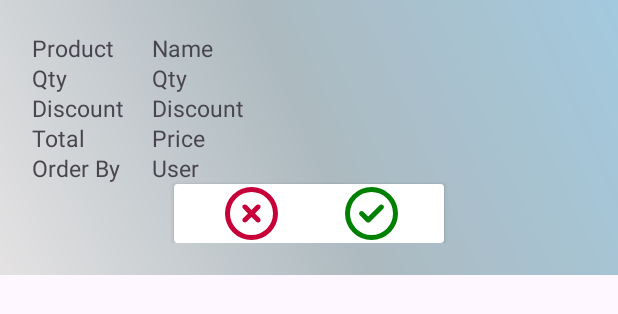
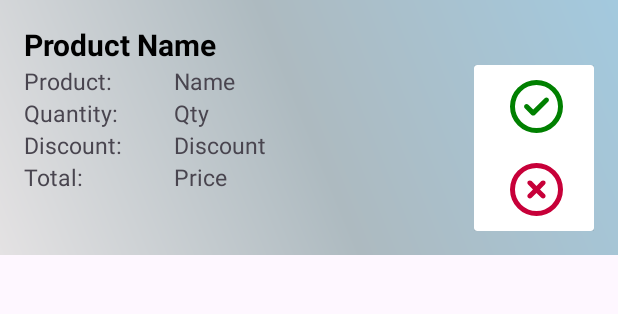
Before and after one commit to Arunalk722/Mobile_Application_Development_CSE5011, an Android app: the layout list_of_orders.xml on its own in the app's theme, with its tools: preview values and no code run, on a phone screen of 412 x 824 dp. Shown: the top 314 px of the screen. Run offline under Robolectric (Android 15) with nearby library versions, the light colour scheme and no system bars.

Commit message:
2/27/2024 19.58

```diff
--- a/app/src/main/res/layout/list_of_orders.xml
+++ b/app/src/main/res/layout/list_of_orders.xml
@@ -1,201 +1,154 @@
 <?xml version="1.0" encoding="utf-8"?>
-<LinearLayout xmlns:android="http://schemas.android.com/apk/res/android"
-    android:layout_width="match_parent"
+<RelativeLayout xmlns:android="http://schemas.android.com/apk/res/android"
+    android:layout_width="wrap_content"
+    android:layout_height="wrap_content"
     android:background="@drawable/bg_color_pm"
-    android:layout_height="wrap_content"
     android:padding="16dp">
+
+    <!-- Customer Name TextView -->
+    <TextView
+        android:id="@+id/lblCustomer"
+        android:layout_width="wrap_content"
+        android:layout_height="wrap_content"
+        android:layout_gravity="center"
+        android:textColor="@color/black"
+        android:text="Product Name"
+        android:textSize="20sp"
+        android:textStyle="bold"/>
+
+    <!-- Left Side Layout -->
     <LinearLayout
+        android:id="@+id/leftSideLayout"
         android:layout_width="match_parent"
         android:layout_height="wrap_content"
-        android:orientation="vertical"
-        android:layout_gravity="center_horizontal"
-        android:layout_marginTop="0dp"
-        android:padding="5dp">
+        android:layout_below="@id/lblCustomer"
+        android:layout_marginEnd="80dp"
+        android:orientation="vertical">
 
-        <RelativeLayout
+        <!-- Product Name -->
+        <LinearLayout
             android:layout_width="match_parent"
-            android:layout_height="wrap_content">
+            android:layout_height="wrap_content"
+            android:orientation="horizontal">
 
             <TextView
-                android:id="@+id/lable1"
-                android:layout_width="wrap_content"
+                android:id="@+id/lblProductName"
+                android:layout_width="100dp"
                 android:layout_height="wrap_content"
-                android:layout_gravity="left"
-                android:text="Product"
+                android:text="Product:"
                 android:textSize="15sp" />
 
             <TextView
                 android:id="@+id/lblPName"
                 android:layout_width="wrap_content"
                 android:layout_height="wrap_content"
-                android:layout_gravity="left"
-                android:layout_marginLeft="80dp"
                 android:text="Name"
                 android:textSize="15sp" />
+        </LinearLayout>
+
+        <!-- Quantity -->
+        <LinearLayout
+            android:layout_width="match_parent"
+            android:layout_height="wrap_content"
+            android:orientation="horizontal">
 
             <TextView
-                android:id="@+id/lable5"
-                android:layout_width="wrap_content"
+                android:id="@+id/lblQuantity"
+                android:layout_width="100dp"
                 android:layout_height="wrap_content"
-                android:layout_alignParentTop="true"
-                android:layout_gravity="left"
-                android:layout_marginTop="20dp"
-                android:text="Qty"
+                android:text="Quantity:"
                 android:textSize="15sp" />
 
             <TextView
                 android:id="@+id/lblQty"
                 android:layout_width="wrap_content"
                 android:layout_height="wrap_content"
-                android:layout_alignParentTop="true"
-                android:layout_gravity="left"
-                android:layout_marginLeft="80dp"
-                android:layout_marginTop="20dp"
                 android:text="Qty"
                 android:textSize="15sp" />
+        </LinearLayout>
+
+        <!-- Discount -->
+        <LinearLayout
+            android:layout_width="match_parent"
+            android:layout_height="wrap_content"
+            android:orientation="horizontal">
+
             <TextView
-                android:id="@+id/lable3"
-                android:layout_width="wrap_content"
+                android:id="@+id/lblDiscountLabel"
+                android:layout_width="100dp"
                 android:layout_height="wrap_content"
-                android:layout_alignParentTop="true"
-                android:layout_gravity="left"
-                android:layout_marginTop="40dp"
-                android:text="Discount"
+                android:text="Discount:"
                 android:textSize="15sp" />
 
             <TextView
                 android:id="@+id/lblDiscount"
                 android:layout_width="wrap_content"
                 android:layout_height="wrap_content"
-                android:layout_alignParentTop="true"
-                android:layout_gravity="left"
-                android:layout_marginLeft="80dp"
-                android:layout_marginTop="40dp"
                 android:text="Discount"
-                android:textSize="15sp" />
+                android:textSize="15sp"/>
+        </LinearLayout>
+
+        <!-- Total -->
+        <LinearLayout
+            android:layout_width="match_parent"
+            android:layout_height="wrap_content"
+            android:orientation="horizontal">
 
             <TextView
-                android:id="@+id/lable2"
-                android:layout_width="wrap_content"
+                android:id="@+id/lblTotalLabel"
+                android:layout_width="100dp"
                 android:layout_height="wrap_content"
-                android:layout_alignParentTop="true"
-                android:layout_gravity="left"
-                android:layout_marginTop="60dp"
-                android:text="Total"
+                android:text="Total:"
                 android:textSize="15sp" />
 
             <TextView
                 android:id="@+id/lblTotal"
                 android:layout_width="wrap_content"
                 android:layout_height="wrap_content"
-                android:layout_alignParentTop="true"
-                android:layout_gravity="left"
-                android:layout_marginLeft="80dp"
-                android:layout_marginTop="60dp"
                 android:text="Price"
                 android:textSize="15sp" />
+        </LinearLayout>
+    </LinearLayout>
 
 
-            <TextView
-                android:id="@+id/lable4"
-                android:layout_width="wrap_content"
-                android:layout_height="wrap_content"
-                android:layout_alignParentTop="true"
-                android:layout_gravity="left"
-                android:layout_marginTop="80dp"
-                android:text="Order By"
-                android:textSize="15sp" />
+    <!-- Right Side Layout with Accept and Reject Buttons -->
+    <LinearLayout
+        android:id="@+id/rightSideLayout"
+        android:layout_width="80dp"
+        android:layout_height="wrap_content"
+        android:layout_alignParentEnd="true"
+        android:layout_below="@id/lblCustomer"
+        android:layout_marginStart="20dp"
+        android:layout_marginEnd="0dp">
 
-            <TextView
-                android:id="@+id/lblCustomer"
-                android:layout_width="wrap_content"
-                android:layout_height="wrap_content"
-                android:layout_alignParentTop="true"
-                android:layout_gravity="left"
-                android:layout_marginLeft="80dp"
-                android:layout_marginTop="80dp"
-                android:text="User"
-                android:textSize="15sp" />
-        </RelativeLayout>
+        <androidx.cardview.widget.CardView
+            android:id="@+id/crdAccept"
+            android:layout_width="match_parent"
+            android:layout_height="wrap_content">
 
-       <androidx.cardview.widget.CardView
-           android:id="@+id/crdAccept"
-           android:layout_gravity="center"
-           android:layout_width="180dp"
-           android:layout_height="39dp">
-          <RelativeLayout
-              android:layout_width="match_parent"
-              android:gravity="center"
-              android:background="@color/transparent"
-              android:layout_height="wrap_content">
-              <Button
-                  android:id="@+id/btnDecline"
-                  android:layout_width="80dp"
-                  android:layout_height="match_parent"
-                  android:background="@color/transparent"
-                  android:drawableLeft="@drawable/circle_xmark" />
-              <Button
-                  android:layout_width="80dp"
-                  android:id="@+id/btnAcceptOrder"
-                  android:layout_toRightOf="@+id/btnDecline"
-                  android:background="@color/transparent"
-                  android:drawableLeft="@drawable/circle_check"
-                  android:layout_height="match_parent"/>
-          </RelativeLayout>
-       </androidx.cardview.widget.CardView>
-
-<!--        <ListView
-            android:layout_width="match_parent"
-            android:layout_height="wrap_content"
-            android:id="@+id/lstProducts"
-            android:layout_below="@+id/lstOrderItem">
-        </ListView>-->
-       <!-- <androidx.cardview.widget.CardView
-            android:id="@+id/cardProduct"
-            android:layout_width="match_parent"
-            android:layout_height="wrap_content"
-            android:layout_margin="20dp">
             <LinearLayout
                 android:layout_width="match_parent"
                 android:layout_height="wrap_content"
-                android:orientation="vertical"
-                android:layout_gravity="center_horizontal"
-                android:layout_marginTop="0dp"
-                android:paddingRight="20dp"
-                android:paddingLeft="20dp">
+                android:orientation="vertical">
 
-                <TextView
-                    android:layout_width="match_parent"
+                <!-- Accept and Reject Buttons -->
+                <Button
+                    android:id="@+id/btnAcceptOrder"
+                    android:layout_width="wrap_content"
                     android:layout_height="wrap_content"
-                    android:textAlignment="center"
-                    android:textStyle="bold"
-                    android:textColor="@color/purple"
-                    android:textSize="20dp"
-                    android:text="Order" />
-                <EditText
-                    android:id="@+id/txtOrderQty"
-                    android:layout_width="match_parent"
-                    android:layout_height="match_parent"
-                    android:layout_gravity="center"
-                    android:background="@drawable/custome_textbox"
-                    android:drawableLeft="@drawable/shopping_cart"
-                    android:textSize="10dp"
-                    android:hint="Order QTY"
-                    android:inputType="number"
-                    android:maxLength="2"
-                    android:padding="10dp"
-                    android:layout_marginTop="20dp" />
+                    android:background="@android:color/transparent"
+                    android:drawableLeft="@drawable/circle_check" />
+
                 <Button
-                    android:id="@+id/btnConfirmOrder"
-                    android:layout_width="70dp"
-                    android:layout_gravity="center"
-                    android:layout_height="40dp"
-                    android:layout_marginTop="20dp"
-                    android:drawableLeft="@drawable/shopping_cart"
-                    android:backgroundTint="@color/purple"
-                    android:textSize="15dp"/>
+                    android:id="@+id/btnDecline"
+                    android:layout_width="wrap_content"
+                    android:layout_height="wrap_content"
+                    android:layout_centerVertical="true"
+                    android:background="@android:color/transparent"
+                    android:drawableLeft="@drawable/circle_xmark" />
 
             </LinearLayout>
-        </androidx.cardview.widget.CardView>-->
+        </androidx.cardview.widget.CardView>
     </LinearLayout>
-</LinearLayout>
+
+</RelativeLayout>
```
